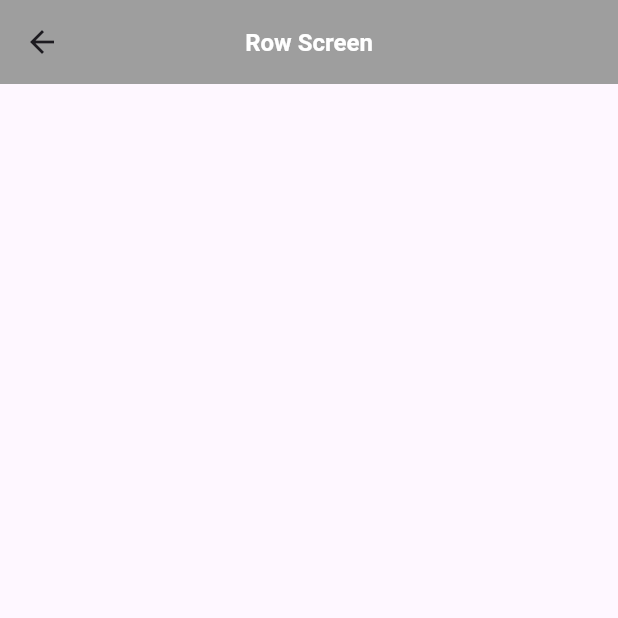
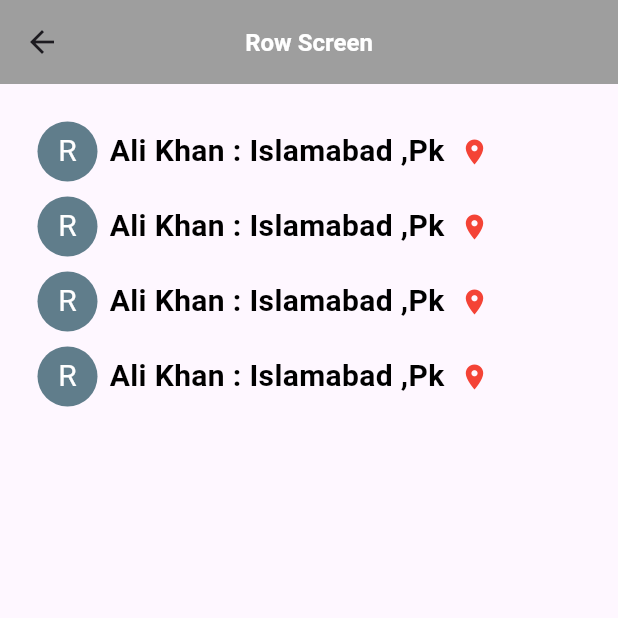
Before and after one commit to MuhammadAmirKhan-57/row_column_widget, a Flutter app: the RowScreen screen opened directly, on a phone screen of 412 x 824 dp, the top half of it. Run offline on Flutter 3.47's test engine with Material 3 defaults, Android fonts, the phone set to English and light mode, and no system bars.

Commit message:
Row Screen add

```diff
--- a/lib/Row_Column/row_screen.dart
+++ b/lib/Row_Column/row_screen.dart
@@ -18,6 +18,132 @@ class RowScreen extends StatelessWidget {
             ),
         backgroundColor: Colors.grey,
       ),
+      body: Padding(padding: EdgeInsets.all(25),
+      child: Column(
+        children: [
+          //Here is row screen , where it is horizental axis
+          //Like first i have container then text then icon in one line
+          Row(
+            children: [
+               Container(
+                  width: 40,
+                  height: 40,
+                  decoration: BoxDecoration(
+                    borderRadius: BorderRadius.circular(25),
+                    color: Colors.blueGrey,
+                  ),
+                  child: Center(
+                    child: Text(
+                      'R',
+                      style: TextStyle(color: Colors.white, fontSize: 20),
+                    ),
+                  ),
+                ),
+                SizedBox(width: 8,),
+                Text(
+                  'Ali Khan : Islamabad ,Pk',
+                  style: TextStyle(
+                    color: Colors.black,
+                    fontSize: 20,
+                    fontWeight: FontWeight.w600,
+                  ),
+                ),
+                SizedBox(width: 10,),
+                  Icon(Icons.location_on, color: Colors.red, size: 20,)
+            ],
+          ),
+          SizedBox(height: 10),
+           Row(
+            children: [
+               Container(
+                  width: 40,
+                  height: 40,
+                  decoration: BoxDecoration(
+                    borderRadius: BorderRadius.circular(25),
+                    color: Colors.blueGrey,
+                  ),
+                  child: Center(
+                    child: Text(
+                      'R',
+                      style: TextStyle(color: Colors.white, fontSize: 20),
+                    ),
+                  ),
+                ),
+                SizedBox(width: 8,),
+                Text(
+                  'Ali Khan : Islamabad ,Pk',
+                  style: TextStyle(
+                    color: Colors.black,
+                    fontSize: 20,
+                    fontWeight: FontWeight.w600,
+                  ),
+                ),
+                SizedBox(width: 10,),
+                  Icon(Icons.location_on, color: Colors.red, size: 20,)
+            ],
+          ),
+          SizedBox(height: 10),
+           Row(
+            children: [
+               Container(
+                  width: 40,
+                  height: 40,
+                  decoration: BoxDecoration(
+                    borderRadius: BorderRadius.circular(25),
+                    color: Colors.blueGrey,
+                  ),
+                  child: Center(
+                    child: Text(
+                      'R',
+                      style: TextStyle(color: Colors.white, fontSize: 20),
+                    ),
+                  ),
+                ),
+                SizedBox(width: 8,),
+                Text(
+                  'Ali Khan : Islamabad ,Pk',
+                  style: TextStyle(
+                    color: Colors.black,
+                    fontSize: 20,
+                    fontWeight: FontWeight.w600,
+                  ),
+                ),
+                SizedBox(width: 10,),
+                  Icon(Icons.location_on, color: Colors.red, size: 20,)
+            ],
+          ),
+          SizedBox(height: 10),
+           Row(
+            children: [
+               Container(
+                  width: 40,
+                  height: 40,
+                  decoration: BoxDecoration(
+                    borderRadius: BorderRadius.circular(25),
+                    color: Colors.blueGrey,
+                  ),
+                  child: Center(
+                    child: Text(
+                      'R',
+                      style: TextStyle(color: Colors.white, fontSize: 20),
+                    ),
+                  ),
+                ),
+                SizedBox(width: 8,),
+                Text(
+                  'Ali Khan : Islamabad ,Pk',
+                  style: TextStyle(
+                    color: Colors.black,
+                    fontSize: 20,
+                    fontWeight: FontWeight.w600,
+                  ),
+                ),
+                SizedBox(width: 10,),
+                  Icon(Icons.location_on, color: Colors.red, size: 20,)
+            ],
+          ),
+        ],
+      ),),
     );
   }
 }
```
